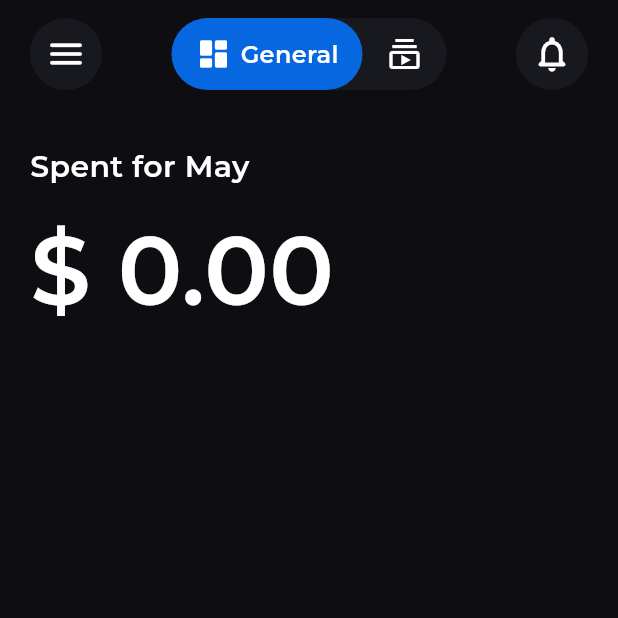
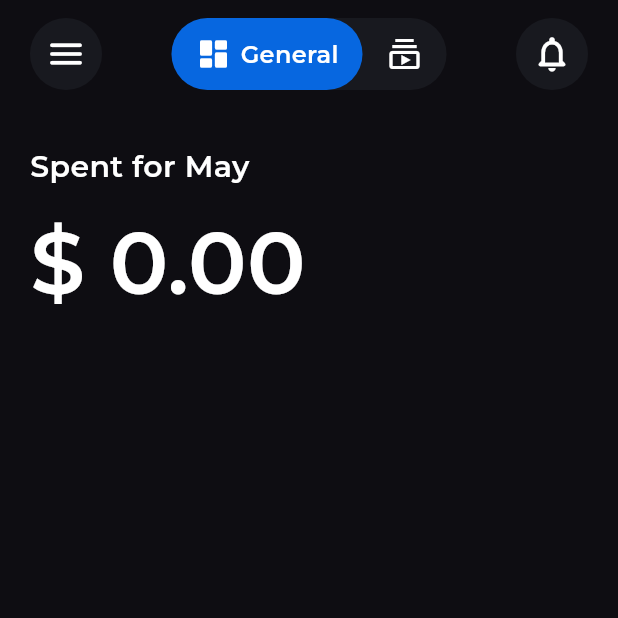
Before and after one commit to pratikpwr/wisesub, a Flutter app: the screen it shows after launch, after a tap on "Get started", on a phone screen of 412 x 824 dp, the top half of it. Run offline on Flutter 3.47's test engine with Material 3 defaults, Android fonts, the light colour scheme and no system bars; our stand-ins replace dartz, equatable, flutter_bloc, flutter_colorpicker, flutter_staggered_animations, freezed_annotation and 4 more; accounts and stored records are empty.

Commit message:
minor changes

```diff
--- a/lib/core/theme/app_text_theme.dart
+++ b/lib/core/theme/app_text_theme.dart
@@ -83,21 +83,6 @@ class AppTextStyles {
     height: 1.17,
   );
 
-  static TextStyle get heroSubtitle => AppTextTheme.getTextStyle(
-    fontSize: 16,
-    fontWeight: AppTextTheme.regular,
-    color: AppColors.textTertiary,
-    height: 1.5,
-  );
-
-  // Hero text styles
-  static TextStyle get heroTitle => AppTextTheme.getTextStyle(
-    fontSize: 36,
-    fontWeight: AppTextTheme.bold,
-    color: AppColors.textPrimary,
-    height: 1.2,
-    letterSpacing: -0.5,
-  );
 
   static TextStyle get inputHint => AppTextTheme.getTextStyle(
     fontSize: 16,
--- a/lib/features/general/data/repositories/general_repository_impl.dart
+++ b/lib/features/general/data/repositories/general_repository_impl.dart
@@ -24,9 +24,15 @@ class GeneralRepositoryImpl implements GeneralRepository {
       return subscriptionsResult.fold((failure) => Left(failure), (
         subscriptions,
       ) {
-        final currentTotal = _calculateMonthlySpending(subscriptions);
+        final currentTotal = _calculateMonthlySpending(
+          subscriptions,
+          month,
+          year,
+        );
         final previousMonthTotal = _calculatePreviousMonthSpending(
           subscriptions,
+          month,
+          year,
         );
         final percentageChange = _calculatePercentageChange(
           previousMonthTotal,
@@ -88,10 +94,21 @@ class GeneralRepositoryImpl implements GeneralRepository {
     }
   }
 
-  double _calculateMonthlySpending(List<Subscription> subscriptions) {
-    return subscriptions.fold(0.0, (total, subscription) {
-      return total + subscription.monthlyPrice;
-    });
+  double _calculateMonthlySpending(
+    List<Subscription> subscriptions,
+    int month,
+    int year,
+  ) {
+    double total = 0.0;
+    for (final subscription in subscriptions) {
+      final isActive = _isSubscriptionActiveInMonth(subscription, month, year);
+
+      if (isActive) {
+        total += subscription.monthlyPrice;
+      }
+    }
+
+    return total;
   }
 
   double _calculatePercentageChange(double previous, double current) {
@@ -99,10 +116,25 @@ class GeneralRepositoryImpl implements GeneralRepository {
     return ((current - previous) / previous) * 100;
   }
 
-  double _calculatePreviousMonthSpending(List<Subscription> subscriptions) {
-    // For demo purposes, assume 95% of current spending
-    final currentSpending = _calculateMonthlySpending(subscriptions);
-    return currentSpending * 0.95;
+  double _calculatePreviousMonthSpending(
+    List<Subscription> subscriptions,
+    int month,
+    int year,
+  ) {
+    // Calculate previous month
+    int previousMonth = month - 1;
+    int previousYear = year;
+
+    if (previousMonth == 0) {
+      previousMonth = 12;
+      previousYear = year - 1;
+    }
+
+    return _calculateMonthlySpending(
+      subscriptions,
+      previousMonth,
+      previousYear,
+    );
   }
 
   List<PaymentHistory> _generatePaymentHistory(
@@ -112,13 +144,11 @@ class GeneralRepositoryImpl implements GeneralRepository {
     final history = <PaymentHistory>[];
     final now = DateTime.now();
 
-    // Generate some mock payment history for the last 30 days
     for (final subscription in subscriptions) {
-      // Add a few recent payments for each subscription
-      for (int i = 1; i <= 3; i++) {
-        final paymentDate = now.subtract(
-          Duration(days: i * 7 + (subscriptions.indexOf(subscription) * 2)),
-        );
+      // Generate payment history based on actual billing cycle
+      final paymentDates = _getHistoricalPaymentDates(subscription, now);
+
+      for (final paymentDate in paymentDates) {
         history.add(
           PaymentHistory(
             subscription: subscription,
@@ -133,6 +163,60 @@ class GeneralRepositoryImpl implements GeneralRepository {
     history.sort((a, b) => b.date.compareTo(a.date));
 
     return history.take(limit).toList();
+  }
+
+  List<DateTime> _getHistoricalPaymentDates(
+    Subscription subscription,
+    DateTime now,
+  ) {
+    final paymentDates = <DateTime>[];
+    final billingStartDate = subscription.billingStartDate;
+
+    // Only generate history for subscriptions that have actually started
+    if (billingStartDate.isAfter(now)) {
+      return paymentDates;
+    }
+
+    if (subscription.billingCycle == BillingCycle.monthly) {
+      // For monthly subscriptions, generate payment on the same day each month
+      DateTime currentPaymentDate = billingStartDate;
+
+      while (currentPaymentDate.isBefore(now)) {
+        paymentDates.add(currentPaymentDate);
+
+        // Move to next month, same day
+        final nextMonth = currentPaymentDate.month == 12
+            ? 1
+            : currentPaymentDate.month + 1;
+        final nextYear = currentPaymentDate.month == 12
+            ? currentPaymentDate.year + 1
+            : currentPaymentDate.year;
+
+        // Handle cases where the day doesn't exist in the next month (e.g., Jan 31 -> Feb 28)
+        final daysInNextMonth = DateTime(nextYear, nextMonth + 1, 0).day;
+        final dayToUse = currentPaymentDate.day > daysInNextMonth
+            ? daysInNextMonth
+            : currentPaymentDate.day;
+
+        currentPaymentDate = DateTime(nextYear, nextMonth, dayToUse);
+      }
+    } else if (subscription.billingCycle == BillingCycle.yearly) {
+      // For yearly subscriptions, generate payment on the same date each year
+      DateTime currentPaymentDate = billingStartDate;
+
+      while (currentPaymentDate.isBefore(now)) {
+        paymentDates.add(currentPaymentDate);
+
+        // Move to next year, same month and day
+        currentPaymentDate = DateTime(
+          currentPaymentDate.year + 1,
+          currentPaymentDate.month,
+          currentPaymentDate.day,
+        );
+      }
+    }
+
+    return paymentDates;
   }
 
   DateTime _getNextPaymentDate(Subscription subscription) {
@@ -200,4 +284,44 @@ class GeneralRepositoryImpl implements GeneralRepository {
 
     return nextSubscription;
   }
+
+  bool _isSubscriptionActiveInMonth(
+    Subscription subscription,
+    int month,
+    int year,
+  ) {
+    final billingStartDate = subscription.billingStartDate;
+    final targetMonth = DateTime(year, month, 1);
+
+    // If subscription starts in the future (after the target month), it's not active
+    if (billingStartDate.isAfter(DateTime(year, month + 1, 0))) {
+      return false;
+    }
+
+    // For monthly subscriptions: active in every month from start date onwards
+    if (subscription.billingCycle == BillingCycle.monthly) {
+      // Check if the target month is after or equal to the billing start month
+      final startMonth = DateTime(
+        billingStartDate.year,
+        billingStartDate.month,
+        1,
+      );
+      return targetMonth.isAfter(startMonth) ||
+          targetMonth.isAtSameMomentAs(startMonth);
+    }
+
+    // For yearly subscriptions: contribute monthly amount in every month from start date onwards
+    if (subscription.billingCycle == BillingCycle.yearly) {
+      // Same logic - active in every month from start date onwards
+      final startMonth = DateTime(
+        billingStartDate.year,
+        billingStartDate.month,
+        1,
+      );
+      return targetMonth.isAfter(startMonth) ||
+          targetMonth.isAtSameMomentAs(startMonth);
+    }
+
+    return false;
+  }
 }
--- a/lib/features/general/presentation/pages/general_tab.dart
+++ b/lib/features/general/presentation/pages/general_tab.dart
@@ -6,6 +6,8 @@ import '../../../../core/theme/app_colors.dart';
 import '../../../../core/theme/app_text_theme.dart';
 import '../../../../core/utils/extensions.dart';
 import '../../../subscriptions/domain/entities/subscription.dart';
+import '../../../subscriptions/presentation/bloc/subscription_bloc.dart';
+import '../../../subscriptions/presentation/bloc/subscription_state.dart';
 import '../../domain/entities/payment_history.dart';
 import '../bloc/general_bloc.dart';
 import '../bloc/general_event.dart';
@@ -19,6 +21,38 @@ class GeneralTab extends StatelessWidget {
     return Scaffold(
       backgroundColor: AppColors.background,
       body: SafeArea(
+        child: BlocListener<SubscriptionBloc, SubscriptionState>(
+          listenWhen: (previous, current) {
+            // Only listen when subscription data actually changes, not just filtering
+            return previous.maybeWhen(
+              loaded: (prevSubscriptions, prevCategories, _) {
+                return current.maybeWhen(
+                  loaded: (currSubscriptions, currCategories, _) {
+                    // Refresh if subscription count changed or categories changed
+                    return prevSubscriptions.length !=
+                            currSubscriptions.length ||
+                        prevCategories.length != currCategories.length;
+                  },
+                  orElse: () => false,
+                );
+              },
+              orElse: () => current.maybeWhen(
+                loaded: (_, __, ___) => true, // First time loading
+                orElse: () => false,
+              ),
+            );
+          },
+          listener: (context, subscriptionState) {
+            // Refresh general data when subscriptions change
+            subscriptionState.maybeWhen(
+              loaded: (subscriptions, categories, selectedCategoryId) {
+                context.read<GeneralBloc>().add(
+                  const GeneralEvent.refreshGeneral(),
+                );
+              },
+              orElse: () {},
+            );
+          },
           child: BlocBuilder<GeneralBloc, GeneralState>(
             builder: (context, state) {
               return state.when(
@@ -31,7 +65,8 @@ class GeneralTab extends StatelessWidget {
                 loading: () => Center(
                   child: CircularProgressIndicator(color: AppColors.primary),
                 ),
-              loaded: (monthlySpending, upcomingSubscription, paymentHistory) {
+                loaded:
+                    (monthlySpending, upcomingSubscription, paymentHistory) {
                       return SingleChildScrollView(
                         child: Column(
                           children: [
@@ -51,7 +86,11 @@ class GeneralTab extends StatelessWidget {
                   child: Column(
                     mainAxisAlignment: MainAxisAlignment.center,
                     children: [
-                    Icon(Icons.error_outline, size: 64, color: AppColors.error),
+                      Icon(
+                        Icons.error_outline,
+                        size: 64,
+                        color: AppColors.error,
+                      ),
                       const SizedBox(height: 16),
                       Text(
                         'Something went wrong',
@@ -77,6 +116,7 @@ class GeneralTab extends StatelessWidget {
                 ),
               );
             },
+          ),
         ),
       ),
     );
@@ -212,7 +252,7 @@ class GeneralTab extends StatelessWidget {
               Text(
                 formatter.format(monthlySpending.totalAmount),
                 style: AppTextTheme.getTextStyle(
-                  fontSize: 64,
+                  fontSize: 58,
                   fontWeight: AppTextTheme.semiBold,
                   color: AppColors.textPrimary,
                 ),
@@ -247,7 +287,7 @@ class GeneralTab extends StatelessWidget {
     );
   }
 
-  Widget _buildUpcomingSubscription(subscription) {
+  Widget _buildUpcomingSubscription(Subscription subscription) {
     final formatter = NumberFormat.currency(symbol: '\$ ', decimalDigits: 0);
     final nextPaymentDate = _getNextPaymentDate(subscription);
     final dayOfMonth = nextPaymentDate.day.toString().padLeft(2, '0');
@@ -259,7 +299,7 @@ class GeneralTab extends StatelessWidget {
         height: 200,
         padding: const EdgeInsets.all(20),
         decoration: BoxDecoration(
-          // color: subscription.color.toColor(),
+          color: subscription.color.toColor(),
           borderRadius: const BorderRadius.only(
             topLeft: Radius.circular(25),
             bottomLeft: Radius.circular(25),
@@ -287,7 +327,7 @@ class GeneralTab extends StatelessWidget {
                       style: AppTextTheme.getTextStyle(
                         fontSize: 32,
                         fontWeight: AppTextTheme.semiBold,
-                        // color: subscription.color.toColor(),
+                        color: subscription.color.toColor(),
                       ),
                     ),
                   ),
--- a/lib/features/subscriptions/presentation/pages/onboarding_page.dart
+++ b/lib/features/subscriptions/presentation/pages/onboarding_page.dart
@@ -45,7 +45,7 @@ class OnboardingPage extends StatelessWidget {
                 ),
               ),
 
-              const SizedBox(height: 60),
+              const Spacer(flex: 3),
 
               // Main title
               AnimationConfiguration.staggeredList(
@@ -57,7 +57,13 @@ class OnboardingPage extends StatelessWidget {
                     child: Text(
                       'Manage all your\nsubscriptions',
                       textAlign: TextAlign.center,
-                      style: AppTextStyles.heroTitle,
+                      style: AppTextTheme.getTextStyle(
+                        fontSize: 36,
+                        fontWeight: AppTextTheme.bold,
+                        color: AppColors.textPrimary,
+                        height: 1.2,
+                        letterSpacing: -0.5,
+                      ),
                     ),
                   ),
                 ),
@@ -75,13 +81,18 @@ class OnboardingPage extends StatelessWidget {
                     child: Text(
                       'Keep regular expenses on hand\nand receive timely notifications of\nupcoming fees',
                       textAlign: TextAlign.center,
-                      style: AppTextStyles.heroSubtitle,
+                      style: AppTextTheme.getTextStyle(
+                        fontSize: 18,
+                        fontWeight: AppTextTheme.regular,
+                        color: AppColors.textSecondary,
+                        height: 1.5,
+                      ),
                     ),
                   ),
                 ),
               ),
 
-              const Spacer(flex: 3),
+              const Spacer(flex: 1),
 
               // Get started button
               AnimationConfiguration.staggeredList(
```
Lines whose indentation alone changed are shown as unchanged.
